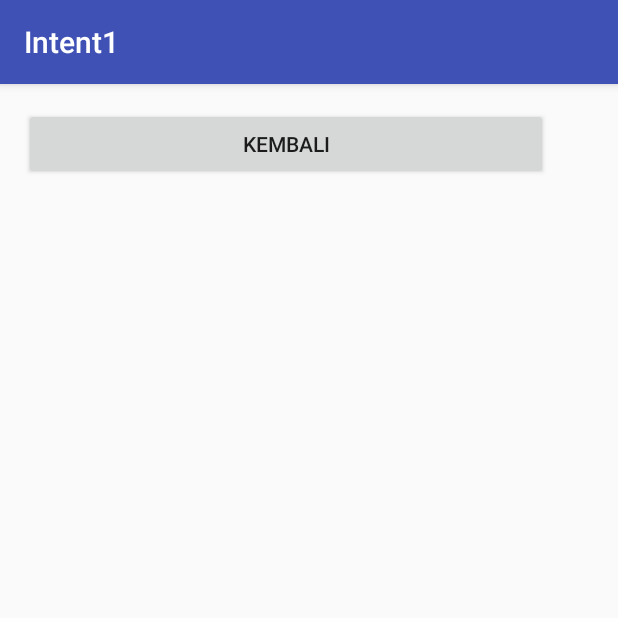
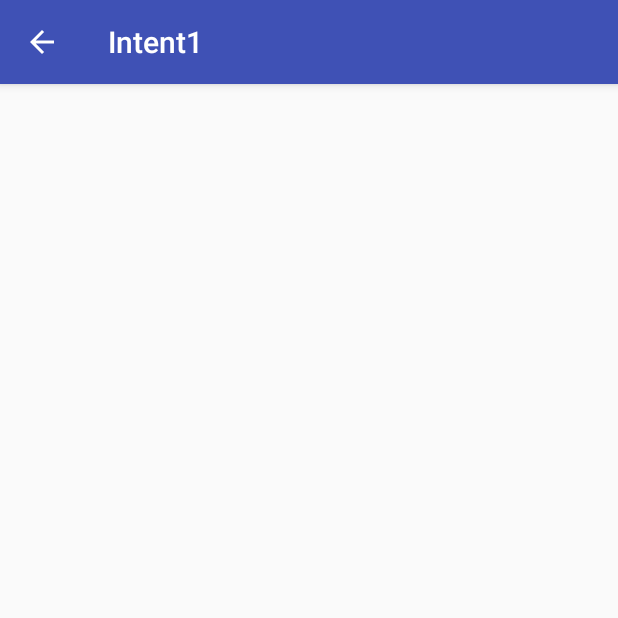
Before and after one commit to pashaneesa/Intent1, an Android app: the HasilActivity screen opened directly, with no data from a screen before it, on a phone screen of 412 x 824 dp, the top half of it. Run offline under Robolectric (Android 15) with nearby library versions, the phone set to English and light mode, and no system bars.

```diff
--- a/app/src/main/java/id/sch/smktelkom_mlg/learn/intent1/HasilActivity.java
+++ b/app/src/main/java/id/sch/smktelkom_mlg/learn/intent1/HasilActivity.java
@@ -2,6 +2,7 @@ package id.sch.smktelkom_mlg.learn.intent1;
 
 import android.support.v7.app.AppCompatActivity;
 import android.os.Bundle;
+import android.view.MenuItem;
 import android.view.View;
 
 public class HasilActivity extends AppCompatActivity {
@@ -11,11 +12,18 @@ public class HasilActivity extends AppCompatActivity {
         super.onCreate(savedInstanceState);
         setContentView(R.layout.activity_hasil);
 
-        findViewById(R.id.buttonBack).setOnClickListener(new View.OnClickListener() {
-            @Override
-            public void onClick(View v) {
-                onBackPressed();
-            }
-        });
+       getSupportActionBar().setDisplayHomeAsUpEnabled(true);
+
+    }
+
+    @Override
+    public boolean onOptionsItemSelected(MenuItem item) {
+
+        if(item.getItemId() == android.R.id.home)
+        {
+            onBackPressed();
+            return true;
+        }
+        return super.onOptionsItemSelected(item);
     }
 }
--- a/app/src/main/res/layout/activity_hasil.xml
+++ b/app/src/main/res/layout/activity_hasil.xml
@@ -10,9 +10,4 @@
     android:orientation="vertical"
     tools:context="id.sch.smktelkom_mlg.learn.intent1.HasilActivity">
 
-    <Button
-        android:layout_width="349dp"
-        android:layout_height="wrap_content"
-        android:text="Kembali"
-        android:id="@+id/buttonBack" />
 </LinearLayout>
```
